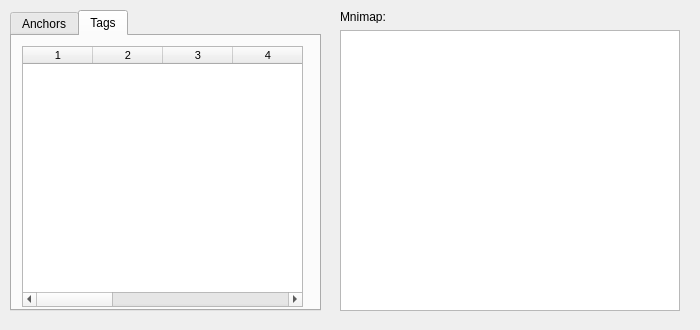
The window that Software/decawave/The source aangepast/views/GraphicsWidget.ui (JipMuskens/TREK) describes before a commit, drawn with Qt 5.
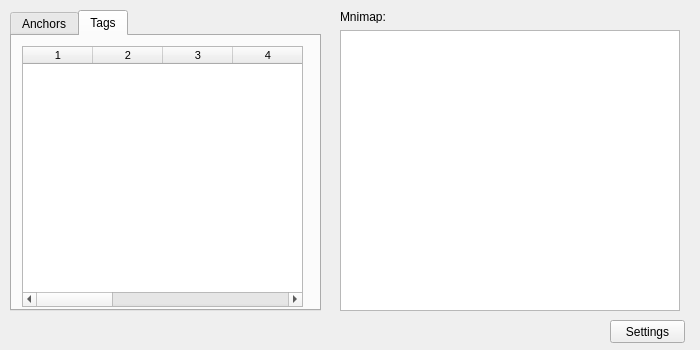
The same window after the commit. Custom widgets are drawn as their Qt base class.

Commit message:
settings button added
if you press this button the settings menu opens up. i also made the
grafiqswidget sligltly bigger. heigt is now 350 instead of 330

The edit to the form file:
```diff
--- a/Software/decawave/The source aangepast/views/GraphicsWidget.ui
+++ b/Software/decawave/The source aangepast/views/GraphicsWidget.ui
@@ -7,13 +7,13 @@
     <x>0</x>
     <y>0</y>
     <width>700</width>
-    <height>330</height>
+    <height>350</height>
    </rect>
   </property>
   <property name="maximumSize">
    <size>
     <width>700</width>
-    <height>330</height>
+    <height>350</height>
    </size>
   </property>
   <property name="windowTitle">
@@ -229,6 +229,19 @@
     <string>Mnimap:</string>
    </property>
   </widget>
+  <widget class="QPushButton" name="BTSettings">
+   <property name="geometry">
+    <rect>
+     <x>610</x>
+     <y>320</y>
+     <width>75</width>
+     <height>23</height>
+    </rect>
+   </property>
+   <property name="text">
+    <string>Settings</string>
+   </property>
+  </widget>
  </widget>
  <customwidgets>
   <customwidget>
```
The commit also changes 5 other files.
